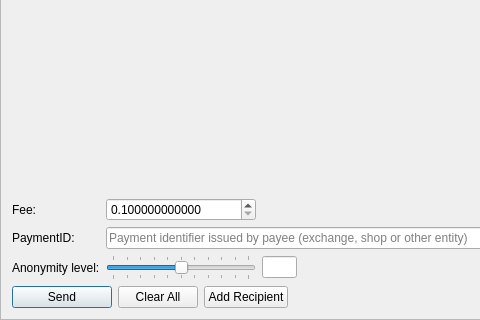
Above: src/gui/ui/sendframe.ui from ParsiCoin/parsipay before the change; both pictures show x 0 to 480 and y 270 to 590 of the 866 by 590 pixel window. Below: the same form after it.
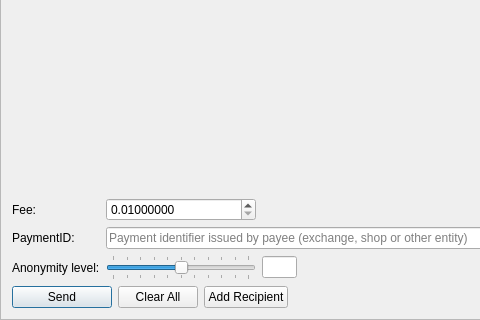
That is the form after the change. Icons and pictures are not drawn.

Patch:
```diff
--- a/src/gui/ui/sendframe.ui
+++ b/src/gui/ui/sendframe.ui
@@ -205,19 +205,19 @@
         <string/>
        </property>
        <property name="decimals">
-        <number>12</number>
+        <number>8</number>
        </property>
        <property name="minimum">
-        <double>0.100000000000</double>
+        <double>0.01000000</double>
        </property>
        <property name="maximum">
-        <double>999999999999999.000000000000000</double>
+        <double>999999999999999.00000000</double>
        </property>
        <property name="singleStep">
         <double>0.100000000000</double>
        </property>
        <property name="value">
-        <double>0.100000000000</double>
+        <double>0.01000000</double>
        </property>
       </widget>
      </item>
```
Left out of the diff: 2 changed lines with no effect on the pictures.
